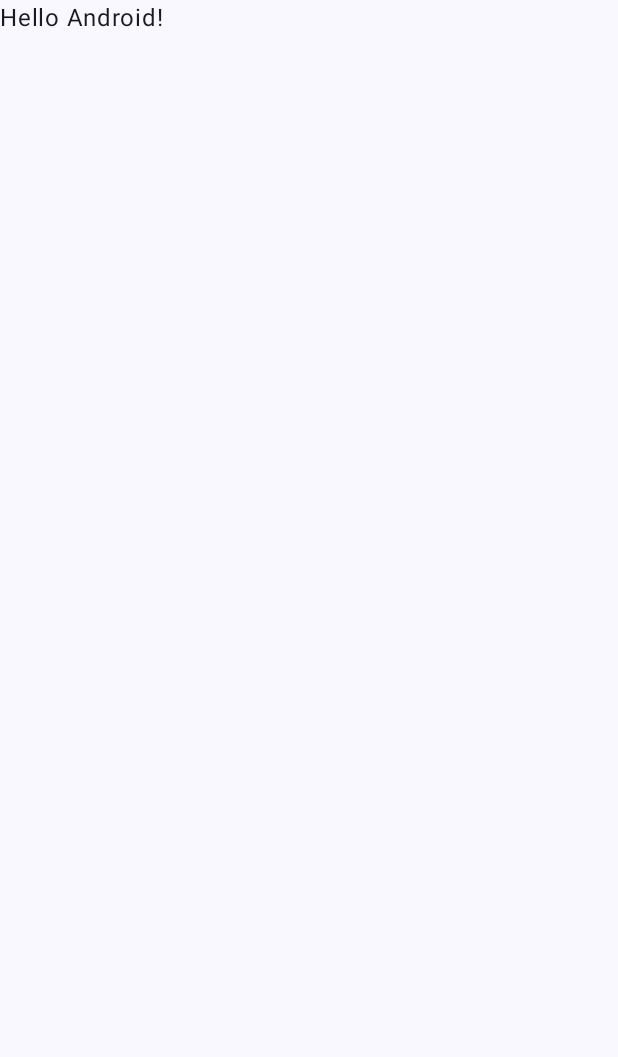
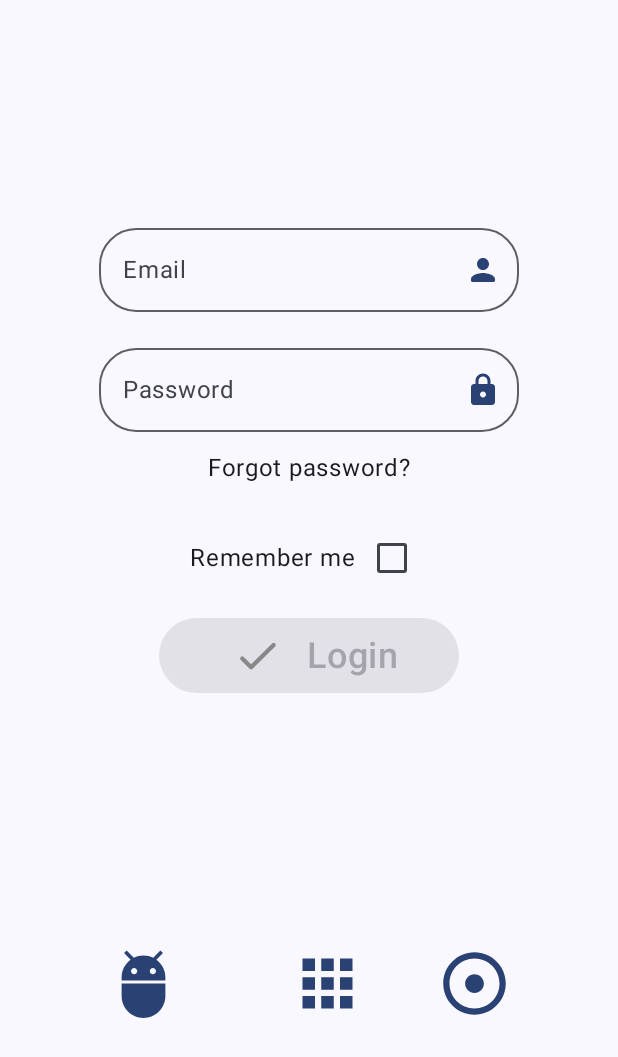
Before and after one commit to akai-org/ClubHub-Mobile, an Android app built with Jetpack Compose: the screen it shows after launch (MainActivity), on a phone screen of 412 x 824 dp. Before the commit the part shown is almost empty. Shown: the top 1057 px of the screen. Run offline under Robolectric (Android 15) with nearby library versions, the phone set to English and light mode, and no system bars; pictures from the network do not load; 1 statement that could not run was skipped.

Commit message:
Login in view with api client

```diff
--- a/app/src/main/AndroidManifest.xml
+++ b/app/src/main/AndroidManifest.xml
@@ -1,6 +1,7 @@
 <?xml version="1.0" encoding="utf-8"?>
 <manifest xmlns:android="http://schemas.android.com/apk/res/android"
     xmlns:tools="http://schemas.android.com/tools">
+    <uses-permission android:name="android.permission.INTERNET" />
 
     <application
         android:allowBackup="true"
--- /dev/null
+++ b/app/src/main/assets/clubhub_api.properties
@@ -0,0 +1,3 @@
+protocol = "https"
+full_domain = localhost:3000
+subdirectory.login = login
--- a/app/src/main/java/org/akai/sciclubhub/MainActivity.kt
+++ b/app/src/main/java/org/akai/sciclubhub/MainActivity.kt
@@ -1,5 +1,6 @@
 package org.akai.sciclubhub
 
+import android.content.Context
 import android.os.Bundle
 import androidx.activity.ComponentActivity
 import androidx.activity.compose.setContent
@@ -10,7 +11,10 @@ import androidx.compose.material3.Scaffold
 import androidx.compose.material3.Text
 import androidx.compose.runtime.Composable
 import androidx.compose.ui.Modifier
+import androidx.compose.ui.platform.LocalContext
 import androidx.compose.ui.tooling.preview.Preview
+import org.akai.sciclubhub.ktor.KtorClient
+import org.akai.sciclubhub.ui.components.LoginScreen
 import org.akai.sciclubhub.ui.theme.SciClubHubTheme
 
 class MainActivity : ComponentActivity() {
@@ -19,15 +23,22 @@ class MainActivity : ComponentActivity() {
         enableEdgeToEdge()
         setContent {
             SciClubHubTheme {
+                val assets = LocalContext.current.assets
+
                 Scaffold(modifier = Modifier.fillMaxSize()) { innerPadding ->
-                    Greeting(
-                        name = "Android",
-                        modifier = Modifier.padding(innerPadding)
+                    LoginScreen(
+                        preferences = this.getPreferences(Context.MODE_PRIVATE),
+                        modifier = Modifier.padding(innerPadding),
+                        client = KtorClient.getClient(assets)
                     )
                 }
             }
         }
+
+
     }
+
+
 }
 
 @Composable
--- /dev/null
+++ b/app/src/main/java/org/akai/sciclubhub/ktor/KtorClient.kt
@@ -0,0 +1,136 @@
+package org.akai.sciclubhub.ktor
+
+import android.content.res.AssetManager
+import android.util.Log
+import io.ktor.client.HttpClient
+import io.ktor.client.call.receive
+import io.ktor.client.engine.android.Android
+import io.ktor.client.features.DefaultRequest
+import io.ktor.client.features.json.JsonFeature
+import io.ktor.client.features.json.serializer.KotlinxSerializer
+import io.ktor.client.features.logging.LogLevel
+import io.ktor.client.features.logging.Logger
+import io.ktor.client.features.logging.Logging
+import io.ktor.client.features.observer.ResponseObserver
+import io.ktor.client.request.header
+import io.ktor.client.request.post
+import io.ktor.client.statement.HttpResponse
+import io.ktor.http.ContentType
+import io.ktor.http.HttpHeaders
+import kotlinx.serialization.json.Json
+import org.akai.sciclubhub.ktor.response.GetUserResponse
+import org.akai.sciclubhub.ktor.response.LoginResponse
+import org.akai.sciclubhub.ktor.response.RegisterResponse
+import org.akai.sciclubhub.user.User
+import java.util.Properties
+
+private const val TIME_OUT = 60_000
+object KtorClient {
+    private var client: HttpClient? = null
+    private val apiProperties: Properties = Properties()
+    fun getClient(assets: AssetManager): HttpClient {
+        if (apiProperties.isEmpty)
+            apiProperties.load(assets.open("clubhub_api.properties"))
+
+
+        return client ?: synchronized(this) {
+            client ?: HttpClient(Android) {
+                install(JsonFeature) {
+                    serializer = KotlinxSerializer(Json {
+                        prettyPrint = true
+                        isLenient = true
+                        ignoreUnknownKeys = true
+                    })
+
+                    engine {
+                        connectTimeout = TIME_OUT
+                        socketTimeout = TIME_OUT
+                    }
+                }
+
+                install(Logging) {
+                    logger = object : Logger {
+                        override fun log(message: String) {
+                            Log.v("Logger Ktor =>", message)
+                        }
+                    }
+                    level = LogLevel.ALL
+                }
+
+                install(ResponseObserver) {
+                    onResponse { response ->
+                        Log.d("HTTP status:", "${response.status.value}")
+                    }
+                }
+
+                install(DefaultRequest) {
+                    header(HttpHeaders.ContentType, ContentType.Application.Json)
+                }
+            }
+                .also { client = it }
+        }
+    }
+    suspend fun HttpClient.login(email: String, password: String): String?  {
+//        TODO("Unify return type")
+        try {
+            val response: HttpResponse = post(
+                urlString = "${pathBegin()}/${apiProperties.getProperty("subdirectory.login")}"
+            ) {
+                body = mapOf(
+                    "email" to email,
+                    "password" to password
+                )
+            }
+
+            val loginResponse: LoginResponse = response.receive()
+            return loginResponse.token
+        } catch (e: Exception) {
+            Log.e("KtorClient", e.message ?: "Something went wrong and I don't know what")
+        }
+        return null
+    }
+
+    suspend fun HttpClient.register(email: String, password: String, username: String, firstName: String = "", lastName: String = "", discord: String = ""): Boolean? {
+        TODO("Unify return type")
+        try {
+            val response: HttpResponse = post(
+                urlString = "${pathBegin()}/${apiProperties.getProperty("subdirectory.register")}"
+            ) {
+                body = mapOf(
+                    "email" to email,
+                    "password" to password,
+                    "username" to username,
+                    "firstname" to firstName,
+                    "lastname" to lastName,
+                    "discord" to discord
+                )
+            }
+            val registerResponse: RegisterResponse = response.receive()
+            return registerResponse.success
+        } catch (e: Exception) {
+            Log.e("KtorClient", e.message ?: "Something went wrong and I don't know what")
+        }
+        return null
+    }
+
+    suspend fun HttpClient.getUser(username: String): User? {
+//        TODO("Unify return type")
+        try {
+            val response: HttpResponse = post(
+                urlString = "${pathBegin()}/$username"
+            )
+            val getUserResponse: GetUserResponse = response.receive()
+            return getUserResponse.user
+        }
+        catch (e: Exception) {
+            Log.e("KtorClient", e.message ?: "Something went wrong and I don't know what")
+        }
+        return null
+    }
+
+    private fun pathBegin(): String = "${
+        apiProperties.getProperty("protocol")
+    }://${
+        apiProperties.getProperty("full_domain")
+    }"
+}
--- /dev/null
+++ b/app/src/main/java/org/akai/sciclubhub/ui/components/BasicLogin.kt
@@ -0,0 +1,147 @@
+package org.akai.sciclubhub.ui.components
+
+import android.content.SharedPreferences
+import androidx.compose.foundation.clickable
+import androidx.compose.foundation.layout.Arrangement
+import androidx.compose.foundation.layout.Column
+import androidx.compose.foundation.layout.Row
+import androidx.compose.foundation.layout.Spacer
+import androidx.compose.foundation.layout.height
+import androidx.compose.foundation.layout.size
+import androidx.compose.foundation.layout.width
+import androidx.compose.material.icons.Icons
+import androidx.compose.material.icons.rounded.Check
+import androidx.compose.material3.Button
+import androidx.compose.material3.Checkbox
+import androidx.compose.material3.CircularProgressIndicator
+import androidx.compose.material3.Icon
+import androidx.compose.material3.MaterialTheme
+import androidx.compose.material3.Text
+import androidx.compose.runtime.Composable
+import androidx.compose.runtime.getValue
+import androidx.compose.runtime.mutableStateOf
+import androidx.compose.runtime.remember
+import androidx.compose.runtime.rememberCoroutineScope
+import androidx.compose.runtime.setValue
+import androidx.compose.ui.Alignment
+import androidx.compose.ui.Modifier
+import androidx.compose.ui.graphics.Color
+import androidx.compose.ui.graphics.StrokeCap
+import androidx.compose.ui.res.stringResource
+import androidx.compose.ui.tooling.preview.Preview
+import androidx.compose.ui.unit.dp
+import androidx.compose.ui.unit.sp
+import io.ktor.client.HttpClient
+import kotlinx.coroutines.launch
+import org.akai.sciclubhub.R
+import org.akai.sciclubhub.ktor.KtorClient.login
+
+@Composable
+fun BasicLogin(
+    modifier: Modifier = Modifier,
+    preferences: SharedPreferences? = null,
+    client: HttpClient? = null,
+    afterLoginSuccess: () -> Unit = {},
+    forgotPasswordAction: () -> Unit = {}
+){
+    var email by remember { mutableStateOf("") }
+    var password by remember { mutableStateOf("") }
+    Column(
+        horizontalAlignment = Alignment.CenterHorizontally,
+        verticalArrangement = Arrangement.Center,
+        modifier = modifier
+    ) {
+        OutlinedEmailField(
+            value = email,
+            onValueChange = { email = it }
+        )
+
+        Spacer(modifier = Modifier.height(16.dp))
+
+        OutlinedPasswordField(
+            value = password,
+            onValueChange = { password = it }
+        )
+
+        Spacer(modifier = Modifier.height(12.dp))
+
+        Text(
+            modifier = Modifier.clickable { forgotPasswordAction() },
+            text = "Forgot password?"
+        )
+
+        Spacer(modifier = Modifier.height(24.dp))
+
+        var rememberMeChecked by remember {
+            mutableStateOf(preferences?.getBoolean("remember_me", false) ?: false)
+        }
+
+        Row (
+            verticalAlignment = Alignment.CenterVertically,
+            horizontalArrangement = Arrangement.Center,
+            modifier = Modifier
+        ) {
+            Text(text = stringResource(R.string.remember_me_text))
+            Checkbox(
+                checked = rememberMeChecked,
+                onCheckedChange = { rememberMeChecked = it }
+            )
+        }
+        Spacer(modifier = Modifier.height(16.dp))
+
+
+        var isLoading by remember { mutableStateOf(false) }
+        val coroutineScope = rememberCoroutineScope()
+        Button(
+            onClick = {
+                isLoading = true
+                coroutineScope.launch {
+                    client?.login(email, password).let {
+                        preferences?.edit()?.putBoolean("remember_me", rememberMeChecked)?.apply()
+                        preferences?.edit()?.putString("user_token", it)?.apply()
+                        afterLoginSuccess()
+                    }
+                }
+            },
+            enabled = email.isNotBlank() && password.isNotBlank(),
+            modifier = Modifier
+                .width(200.dp)
+                .height(50.dp),
+        ) {
+            when {
+                isLoading -> {
+                    CircularProgressIndicator(
+                        color = MaterialTheme.colorScheme.onPrimary,
+                        strokeWidth = 5.dp,
+                        strokeCap = StrokeCap.Round,
+                        modifier = Modifier.size(25.dp)
+                    )
+                }
+                else -> {
+                    Icon(
+                        imageVector = Icons.Rounded.Check,
+                        contentDescription = "Login",
+                        tint = if (email.isNotBlank() && password.isNotBlank()) MaterialTheme.colorScheme.onPrimary else Color.Gray,
+                        modifier = Modifier.size(50.dp)
+                    )
+                }
+            }
+
+            Spacer(modifier = Modifier.width(8.dp))
+
+            Text(
+                text = stringResource(R.string.login_button_text),
+                fontSize = 24.sp,
+            )
+        }
+
+    }
+}
+
+
+
+@Preview(showSystemUi = false, showBackground = false)
+@Composable
+fun LoginPreview() {
+    BasicLogin()
+}
--- /dev/null
+++ b/app/src/main/java/org/akai/sciclubhub/ui/components/LoginScreen.kt
@@ -0,0 +1,68 @@
+package org.akai.sciclubhub.ui.components
+
+import android.content.SharedPreferences
+import androidx.compose.foundation.layout.Arrangement
+import androidx.compose.foundation.layout.Column
+import androidx.compose.foundation.layout.Row
+import androidx.compose.foundation.layout.Spacer
+import androidx.compose.foundation.layout.fillMaxHeight
+import androidx.compose.foundation.layout.fillMaxSize
+import androidx.compose.foundation.layout.fillMaxWidth
+import androidx.compose.foundation.layout.size
+import androidx.compose.material.icons.Icons
+import androidx.compose.material.icons.filled.Adb
+import androidx.compose.material.icons.filled.Adjust
+import androidx.compose.material.icons.filled.Apps
+import androidx.compose.material3.Icon
+import androidx.compose.material3.MaterialTheme
+import androidx.compose.runtime.Composable
+import androidx.compose.ui.Alignment
+import androidx.compose.ui.Modifier
+import androidx.compose.ui.tooling.preview.Preview
+import androidx.compose.ui.unit.dp
+import io.ktor.client.HttpClient
+
+@Composable
+fun LoginScreen(modifier: Modifier = Modifier, preferences: SharedPreferences?, client: HttpClient? = null) {
+    Column(
+        horizontalAlignment = Alignment.CenterHorizontally,
+        verticalArrangement = Arrangement.Center,
+        modifier = modifier.fillMaxSize()
+    ) {
+        BasicLogin(
+            modifier = modifier,
+            preferences = preferences,
+            client = client
+        )
+
+        Spacer(modifier = modifier.fillMaxHeight(1/3f))
+        Row(modifier = modifier.fillMaxWidth(), horizontalArrangement = Arrangement.Center) {
+            Icon(
+                imageVector = Icons.Default.Adb,
+                contentDescription = "placeholder",
+                tint = MaterialTheme.colorScheme.primary,
+                modifier = Modifier.size(50.dp)
+            )
+            Spacer(modifier = modifier.fillMaxWidth(0.2f))
+            Icon(
+                imageVector = Icons.Default.Apps,
+                contentDescription = "placeholder",
+                tint = MaterialTheme.colorScheme.primary,
+                modifier = Modifier.size(50.dp)
+            )
+            Spacer(modifier = modifier.fillMaxWidth(0.2f))
+            Icon(
+                imageVector = Icons.Default.Adjust,
+                contentDescription = "placeholder",
+                tint = MaterialTheme.colorScheme.primary,
+                modifier = Modifier.size(50.dp)
+            )
+        }
+    }
+}
+
+@Composable
+@Preview
+fun LoginScreenPreview() {
+    LoginScreen(preferences = null)
+}
--- /dev/null
+++ b/app/src/main/java/org/akai/sciclubhub/ui/components/OutlinedEmailField.kt
@@ -0,0 +1,50 @@
+package org.akai.sciclubhub.ui.components
+
+import androidx.compose.foundation.shape.RoundedCornerShape
+import androidx.compose.foundation.text.KeyboardOptions
+import androidx.compose.material.icons.Icons
+import androidx.compose.material.icons.rounded.Person
+import androidx.compose.material3.Icon
+import androidx.compose.material3.MaterialTheme
+import androidx.compose.material3.OutlinedTextField
+import androidx.compose.material3.Text
+import androidx.compose.runtime.Composable
+import androidx.compose.ui.res.stringResource
+import androidx.compose.ui.text.input.KeyboardType
+import androidx.compose.ui.tooling.preview.Preview
+import androidx.compose.ui.unit.dp
+import org.akai.sciclubhub.R
+
+@Composable
+fun OutlinedEmailField(
+    value: String,
+    onValueChange: (String) -> Unit,
+    isError: Boolean = value.isNotBlank() && !value.matches(Regex(".+@.+\\..{2,6}")),
+    trailingIcon: @Composable (() -> Unit)? = {
+        Icon(
+            imageVector = Icons.Rounded.Person,
+            contentDescription = "Person",
+            tint = MaterialTheme.colorScheme.primary
+        )
+    }
+    ) {
+
+    OutlinedTextField(
+        keyboardOptions = KeyboardOptions(
+            keyboardType = KeyboardType.Email
+        ),
+        singleLine = true,
+        value = value,
+        onValueChange = onValueChange,
+        isError = isError,
+        label = { Text(stringResource(id = R.string.email_text_field_label)) },
+        trailingIcon = trailingIcon,
+        shape = RoundedCornerShape(25.dp)
+    )
+}
+
+@Composable
+@Preview
+fun OutlinedEmailFieldPreview() {
+    OutlinedEmailField(value = "", onValueChange = {})
+}
--- /dev/null
+++ b/app/src/main/java/org/akai/sciclubhub/ui/components/OutlinedPasswordField.kt
@@ -0,0 +1,45 @@
+package org.akai.sciclubhub.ui.components
+
+import androidx.compose.foundation.shape.RoundedCornerShape
+import androidx.compose.material.icons.Icons
+import androidx.compose.material.icons.rounded.Lock
+import androidx.compose.material3.Icon
+import androidx.compose.material3.MaterialTheme
+import androidx.compose.material3.OutlinedTextField
+import androidx.compose.material3.Text
+import androidx.compose.runtime.Composable
+import androidx.compose.ui.res.stringResource
+import androidx.compose.ui.text.input.PasswordVisualTransformation
+import androidx.compose.ui.tooling.preview.Preview
+import androidx.compose.ui.unit.dp
+import org.akai.sciclubhub.R
+
+@Composable
+fun OutlinedPasswordField(
+    value: String,
+    onValueChange: (String) -> Unit,
+    isError: Boolean = value.isNotBlank() && !value.matches(Regex(".+@.+\\..{2,6}")),
+    trailingIcon: @Composable (() -> Unit)? = {
+        Icon(
+            imageVector = Icons.Rounded.Lock,
+            contentDescription = "Closed Lock",
+            tint = MaterialTheme.colorScheme.primary
+        )
+    }
+) {
+    OutlinedTextField(
+        value = value,
+        onValueChange = onValueChange,
+        label = { Text(stringResource(id = R.string.password_text_field_label)) },
+        trailingIcon = trailingIcon,
+        isError = isError,
+        visualTransformation = PasswordVisualTransformation(),
+        shape = RoundedCornerShape(25.dp),
+    )
+}
+
+@Composable
+@Preview
+fun OutlinedPasswordFieldPreview() {
+    OutlinedPasswordField(value = "", onValueChange = {})
+}
--- a/app/src/main/res/values/strings.xml
+++ b/app/src/main/res/values/strings.xml
@@ -1,3 +1,7 @@
 <resources>
     <string name="app_name">SciClubHub</string>
+    <string name="password_text_field_label">Password</string>
+    <string name="email_text_field_label">Email</string>
+    <string name="remember_me_text">Remember me</string>
+    <string name="login_button_text">Login</string>
 </resources>
```
Also changed, not shown: app/build.gradle.kts (+12 -0 lines), app/src/main/java/org/akai/sciclubhub/ktor/response/GetUserResponse.kt (added, +11 -0 lines), app/src/main/java/org/akai/sciclubhub/ktor/response/LoginResponse.kt (added, +8 -0 lines), app/src/main/java/org/akai/sciclubhub/ktor/response/RegisterResponse.kt (added, +12 -0 lines), app/src/main/java/org/akai/sciclubhub/user/User.kt (added, +7 -0 lines), app/src/main/res/xml/preferences.xml (added, +17 -0 lines), build.gradle.kts (+9 -0 lines), gradle/libs.versions.toml (+28 -5 lines).
